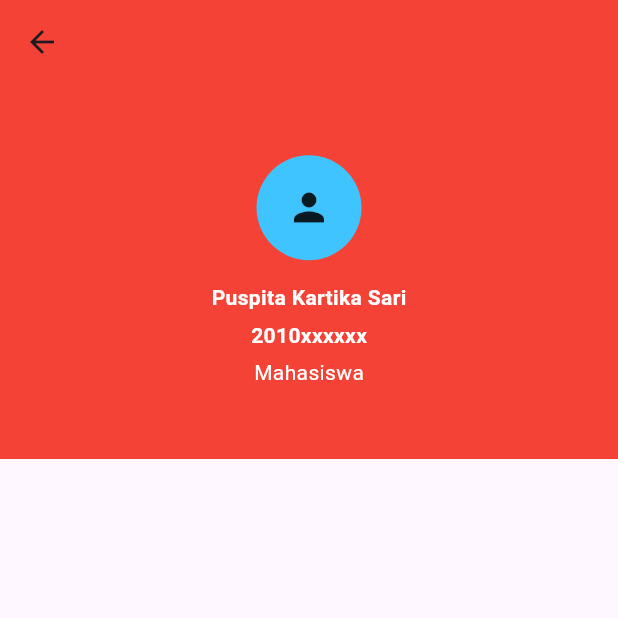
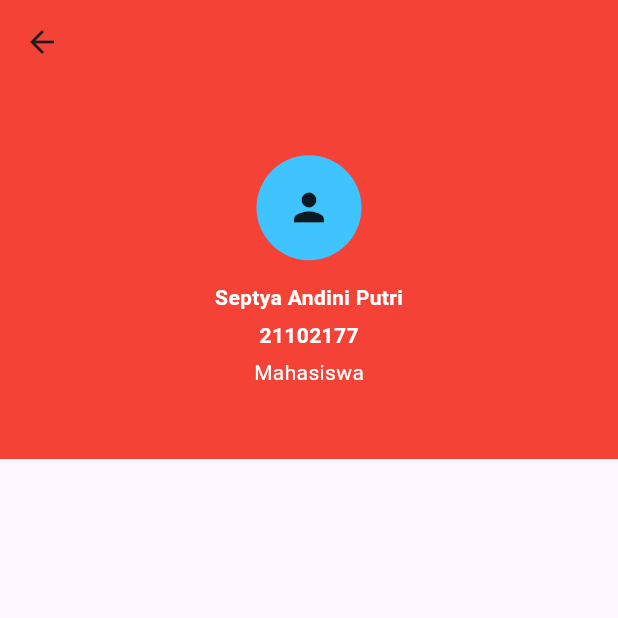
Before and after one commit to septyaanp/21102177_TI3_ppb2234-2coba, a Flutter app: the screen it shows after launch, on a phone screen of 412 x 824 dp, the top half of it. Run offline on Flutter 3.47's test engine with Material 3 defaults, Android fonts, the light colour scheme and no system bars; our stand-ins replace bloc, equatable, flutter_bloc.

```diff
--- a/praktikum4/lib/main.dart
+++ b/praktikum4/lib/main.dart
@@ -41,7 +41,7 @@ class MyApp extends StatelessWidget {
                     ),
                     //Nama
                     Text(
-                      "Puspita Kartika Sari",
+                      "Septya Andini Putri",
                       style: TextStyle(
                           color: Colors.white, fontWeight: FontWeight.bold),
                     ),
@@ -49,7 +49,7 @@ class MyApp extends StatelessWidget {
                       height: 5,
                     ),
                     Text(
-                      "2010xxxxxx",
+                      "21102177",
                       style: TextStyle(
                           color: Colors.white, fontWeight: FontWeight.bold),
                     ),
```
